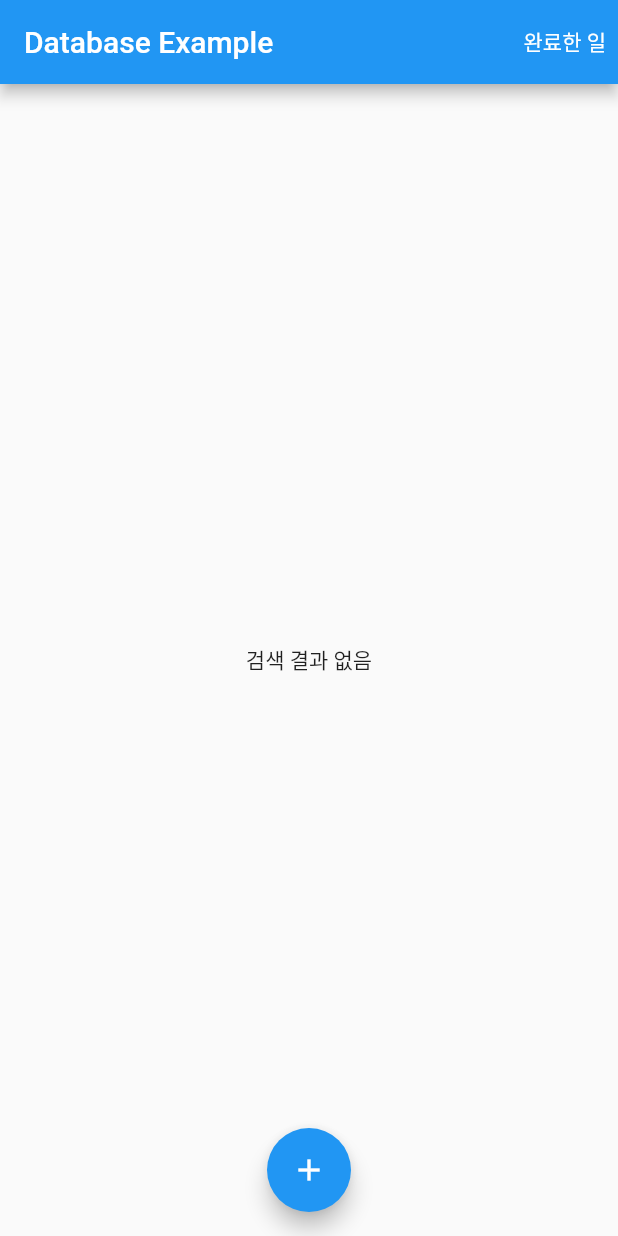
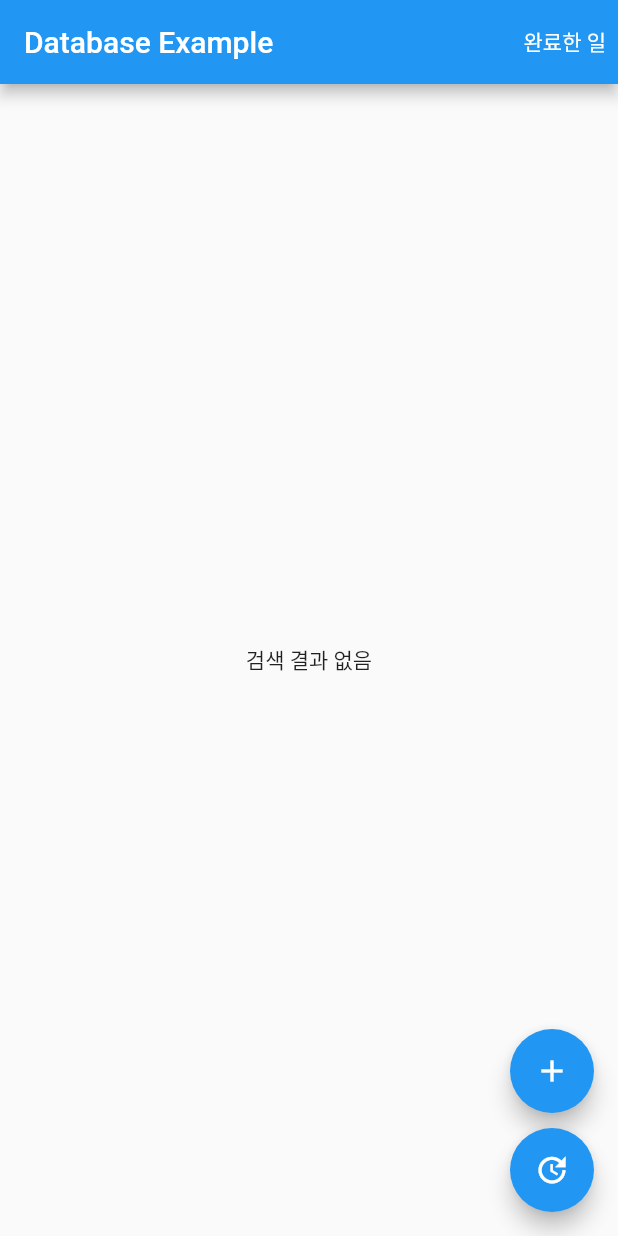
Before and after one commit to happy-sonday/flutter-begin, a Flutter app: the screen it shows after launch, on a phone screen of 412 x 824 dp. Run offline on Flutter 3.47's test engine with Material 2 defaults, Android fonts, the phone set to English and light mode, and no system bars; our stand-ins replace carousel_slider, dio, flutter_dotenv, flutter_linkify, flutter_svg, font_awesome_flutter and 2 more; accounts and stored records are empty.

Commit message:
rawUpdate 일괄확인 쿼리 추가 및 버튼 기능 추가

```diff
--- a/flutter_do_sql/lib/clear_list.dart
+++ b/flutter_do_sql/lib/clear_list.dart
@@ -37,7 +37,7 @@ class _ClearListState extends State<ClearList> {
                   return const CircularProgressIndicator();
                 case ConnectionState.done:
                   if (snapshot.hasData &&
-                      (snapshot.data as List<Todo>).length != 0) {
+                      (snapshot.data as List<Todo>).isNotEmpty) {
                     return ListView.builder(
                         itemCount: (snapshot.data as List<Todo>).length,
                         itemBuilder: (context, index) {
--- a/flutter_do_sql/lib/database_app.dart
+++ b/flutter_do_sql/lib/database_app.dart
@@ -157,17 +157,41 @@ class _DatabaseAppState extends State<DatabaseApp> {
           ),
         ),
       ),
-      floatingActionButton: FloatingActionButton(
+      floatingActionButton: Column(
+        mainAxisAlignment: MainAxisAlignment.end,
+        children: [
+          FloatingActionButton(
             onPressed: () async {
               final todo = await Navigator.of(context).pushNamed('/add');
               if (todo != null) {
                 _insertTodo(todo as Todo);
               }
             },
+            heroTag: null,
             child: const Icon(Icons.add),
           ),
-      floatingActionButtonLocation: FloatingActionButtonLocation.centerFloat,
+          SizedBox(
+            height: 10,
+          ),
+          FloatingActionButton(
+            onPressed: () async {
+              _allUpdate();
+            },
+            heroTag: null,
+            child: const Icon(Icons.update),
+          ),
+        ],
+      ),
+      floatingActionButtonLocation: FloatingActionButtonLocation.endFloat,
     );
+  }
+
+  void _allUpdate() async {
+    final Database database = await widget.db;
+    await database.rawUpdate('update todos set active = 1 where active = 0');
+    setState(() {
+      todoList = getTodos();
+    });
   }
 
   void _insertTodo(Todo todo) async {
```
Lines whose indentation alone changed are shown as unchanged.
